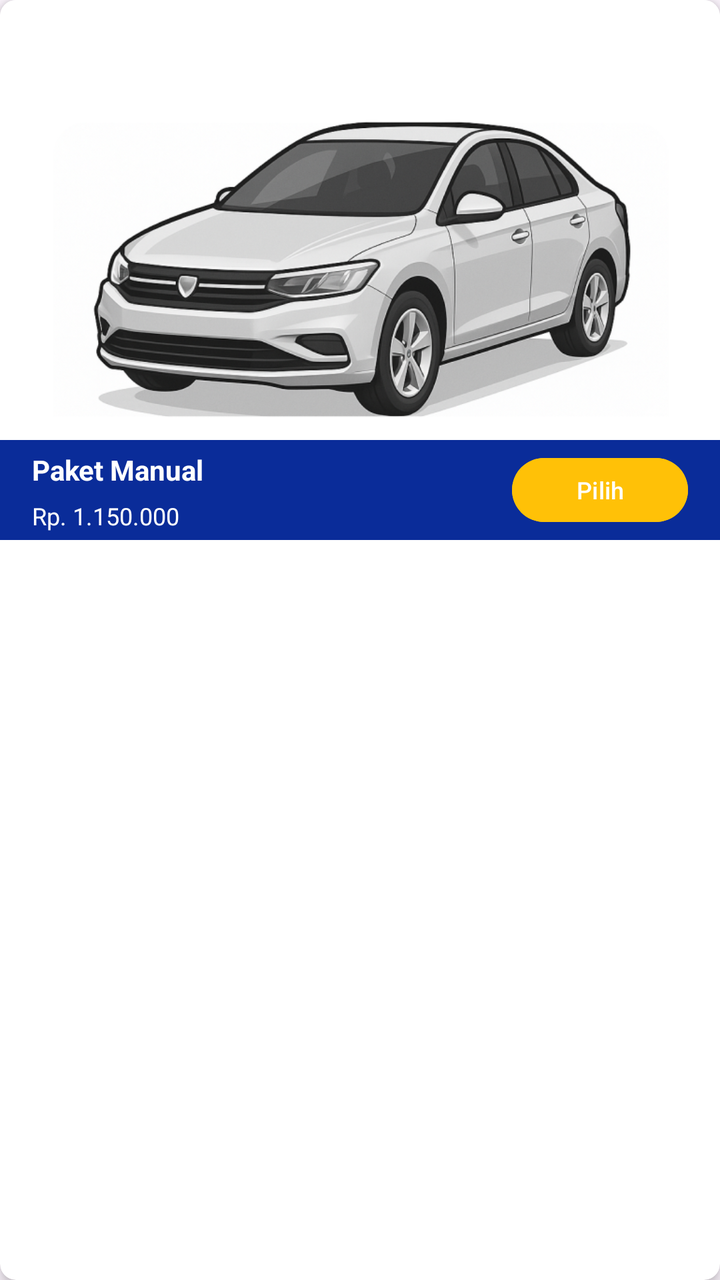
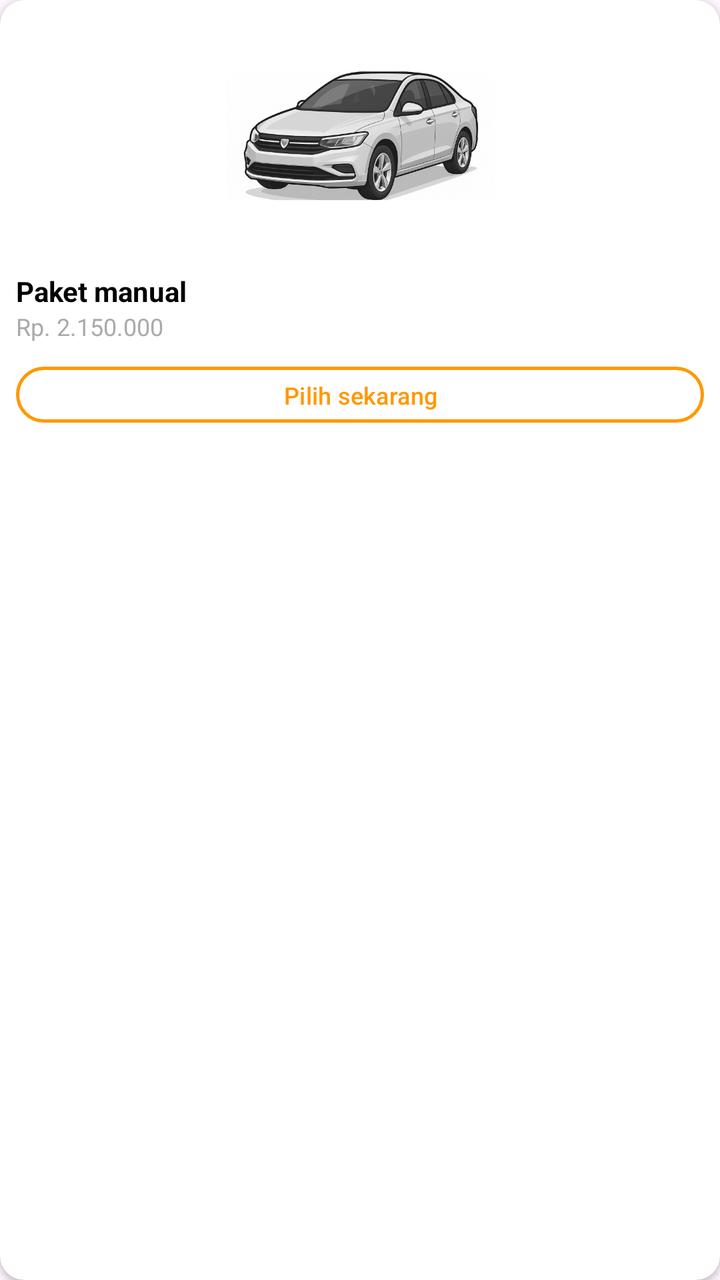

Two renders of the same Android screen: before a commit and after it. Below are the layout's source before the change and the commit's diff.
<!-- AndroidManifest.xml: application theme Theme.DriveNusa -->
<!-- res/layout/item_paket_kursus.xml -->
<?xml version="1.0" encoding="utf-8"?>
<androidx.cardview.widget.CardView
    xmlns:android="http://schemas.android.com/apk/res/android"
    xmlns:app="http://schemas.android.com/apk/res-auto"
    android:layout_width="match_parent"
    android:layout_height="wrap_content"
    android:layout_marginStart="16dp"
    android:layout_marginEnd="16dp"
    android:layout_marginTop="8dp"
    android:layout_marginBottom="8dp"
    app:cardCornerRadius="8dp"
    app:cardElevation="4dp">

    <androidx.constraintlayout.widget.ConstraintLayout
        android:layout_width="match_parent"
        android:layout_height="match_parent">

        <ImageView
            android:id="@+id/img_paket_mobil"
            android:layout_width="0dp"
            android:layout_height="0dp"
            android:scaleType="centerCrop"
            android:adjustViewBounds="true"
            app:layout_constraintTop_toTopOf="parent"
            app:layout_constraintStart_toStartOf="parent"
            app:layout_constraintEnd_toEndOf="parent"
            app:layout_constraintDimensionRatio="4:3"
            android:src="@drawable/img_paket_manual"/>

        <View
            android:id="@+id/view_overlay"
            android:layout_width="0dp"
            android:layout_height="50dp"
            android:background="#0A2C99"
            app:layout_constraintBottom_toBottomOf="@id/img_paket_mobil"
            app:layout_constraintEnd_toEndOf="parent"
            app:layout_constraintHorizontal_bias="0.0"
            app:layout_constraintStart_toStartOf="parent" />

        <TextView
            android:id="@+id/tv_nama_paket"
            android:layout_width="wrap_content"
            android:layout_height="wrap_content"
            android:layout_marginStart="16dp"
            android:text="Paket Manual"
            android:textColor="@android:color/white"
            android:textStyle="bold"
            app:layout_constraintStart_toStartOf="@id/view_overlay"
            app:layout_constraintTop_toTopOf="@id/view_overlay"
            app:layout_constraintBottom_toTopOf="@id/tv_harga"/>

        <TextView
            android:id="@+id/tv_harga"
            android:layout_width="wrap_content"
            android:layout_height="wrap_content"
            android:layout_marginBottom="4dp"
            android:text="Rp. 1.150.000"
            android:textColor="@android:color/white"
            android:textSize="12sp"
            app:layout_constraintStart_toStartOf="@id/tv_nama_paket"
            app:layout_constraintBottom_toBottomOf="@id/view_overlay"/>

        <Button
            android:id="@+id/btn_pilih"
            android:layout_width="wrap_content"
            android:layout_height="40dp"
            android:layout_marginEnd="16dp"
            android:text="Pilih"
            android:textSize="12sp"
            android:paddingStart="16dp"
            android:paddingEnd="16dp"
            android:backgroundTint="#FFC107"
            app:layout_constraintEnd_toEndOf="@id/view_overlay"
            app:layout_constraintTop_toTopOf="@id/view_overlay"
            app:layout_constraintBottom_toBottomOf="@id/view_overlay" />

    </androidx.constraintlayout.widget.ConstraintLayout>
</androidx.cardview.widget.CardView>
<!-- resources referenced by this layout -->
<resources>
  <!-- drawable img_paket_manual: png bitmap (drawable, 338830 bytes) -->
  <style name="Theme.DriveNusa" parent="Base.Theme.Drivenusa" />
  <style name="Base.Theme.Drivenusa" parent="Theme.Material3.DayNight.NoActionBar">
          
          
      </style>
</resources>

<!-- the commit's change to res/layout/item_paket_kursus.xml (unified diff, before → after) -->
@@ -4,75 +4,61 @@
     xmlns:app="http://schemas.android.com/apk/res-auto"
     android:layout_width="match_parent"
     android:layout_height="wrap_content"
-    android:layout_marginStart="16dp"
-    android:layout_marginEnd="16dp"
-    android:layout_marginTop="8dp"
-    android:layout_marginBottom="8dp"
-    app:cardCornerRadius="8dp"
-    app:cardElevation="4dp">
+    android:layout_margin="8dp"
+    app:cardCornerRadius="12dp"
+    app:cardElevation="2dp">
 
-    <androidx.constraintlayout.widget.ConstraintLayout
+    <LinearLayout
         android:layout_width="match_parent"
-        android:layout_height="match_parent">
+        android:layout_height="wrap_content"
+        android:orientation="vertical"
+        android:padding="8dp">
 
+        
         <ImageView
             android:id="@+id/img_paket_mobil"
-            android:layout_width="0dp"
-            android:layout_height="0dp"
-            android:scaleType="centerCrop"
-            android:adjustViewBounds="true"
-            app:layout_constraintTop_toTopOf="parent"
-            app:layout_constraintStart_toStartOf="parent"
-            app:layout_constraintEnd_toEndOf="parent"
-            app:layout_constraintDimensionRatio="4:3"
+            android:layout_width="match_parent"
+            android:layout_height="120dp"
+            android:scaleType="fitCenter"
             android:src="@drawable/img_paket_manual"/>
 
-        <View
-            android:id="@+id/view_overlay"
-            android:layout_width="0dp"
-            android:layout_height="50dp"
-            android:background="#0A2C99"
-            app:layout_constraintBottom_toBottomOf="@id/img_paket_mobil"
-            app:layout_constraintEnd_toEndOf="parent"
-            app:layout_constraintHorizontal_bias="0.0"
-            app:layout_constraintStart_toStartOf="parent" />
-
+        
         <TextView
             android:id="@+id/tv_nama_paket"
-            android:layout_width="wrap_content"
+            android:layout_width="match_parent"
             android:layout_height="wrap_content"
-            android:layout_marginStart="16dp"
-            android:text="Paket Manual"
-            android:textColor="@android:color/white"
+            android:layout_marginTop="8dp"
+            android:text="Paket manual"
             android:textStyle="bold"
-            app:layout_constraintStart_toStartOf="@id/view_overlay"
-            app:layout_constraintTop_toTopOf="@id/view_overlay"
-            app:layout_constraintBottom_toTopOf="@id/tv_harga"/>
+            android:textSize="14sp"
+            android:textColor="@color/black"/>
 
+        
         <TextView
             android:id="@+id/tv_harga"
-            android:layout_width="wrap_content"
+            android:layout_width="match_parent"
             android:layout_height="wrap_content"
-            android:layout_marginBottom="4dp"
-            android:text="Rp. 1.150.000"
-            android:textColor="@android:color/white"
+            android:text="Rp. 2.150.000"
             android:textSize="12sp"
-            app:layout_constraintStart_toStartOf="@id/tv_nama_paket"
-            app:layout_constraintBottom_toBottomOf="@id/view_overlay"/>
+            android:textColor="@android:color/darker_gray"/>
 
-        <Button
+        
+        <com.google.android.material.button.MaterialButton
             android:id="@+id/btn_pilih"
-            android:layout_width="wrap_content"
-            android:layout_height="40dp"
-            android:layout_marginEnd="16dp"
-            android:text="Pilih"
+            android:layout_width="match_parent"
+            android:layout_height="36dp"
+            android:layout_marginTop="8dp"
+            android:text="Pilih sekarang"
             android:textSize="12sp"
-            android:paddingStart="16dp"
-            android:paddingEnd="16dp"
-            android:backgroundTint="#FFC107"
-            app:layout_constraintEnd_toEndOf="@id/view_overlay"
-            app:layout_constraintTop_toTopOf="@id/view_overlay"
-            app:layout_constraintBottom_toBottomOf="@id/view_overlay" />
+            android:textAllCaps="false"
+            android:textColor="#FF9800"
 
-    </androidx.constraintlayout.widget.ConstraintLayout>
+            app:backgroundTint="@android:color/transparent"
+            app:strokeColor="#FF9800"
+            app:strokeWidth="1.5dp"
+            app:cornerRadius="18dp"/>
+
+
+    </LinearLayout>
+
 </androidx.cardview.widget.CardView>
<!-- resource entries referenced after the edit -->
@@ -1,5 +1,6 @@
 <!-- resources referenced by this layout -->
 <resources>
+  <color name="black">#FF000000</color>
   <!-- drawable img_paket_manual: png bitmap (drawable, 338830 bytes) -->
   <style name="Theme.DriveNusa" parent="Base.Theme.Drivenusa" />
   <style name="Base.Theme.Drivenusa" parent="Theme.Material3.DayNight.NoActionBar">
